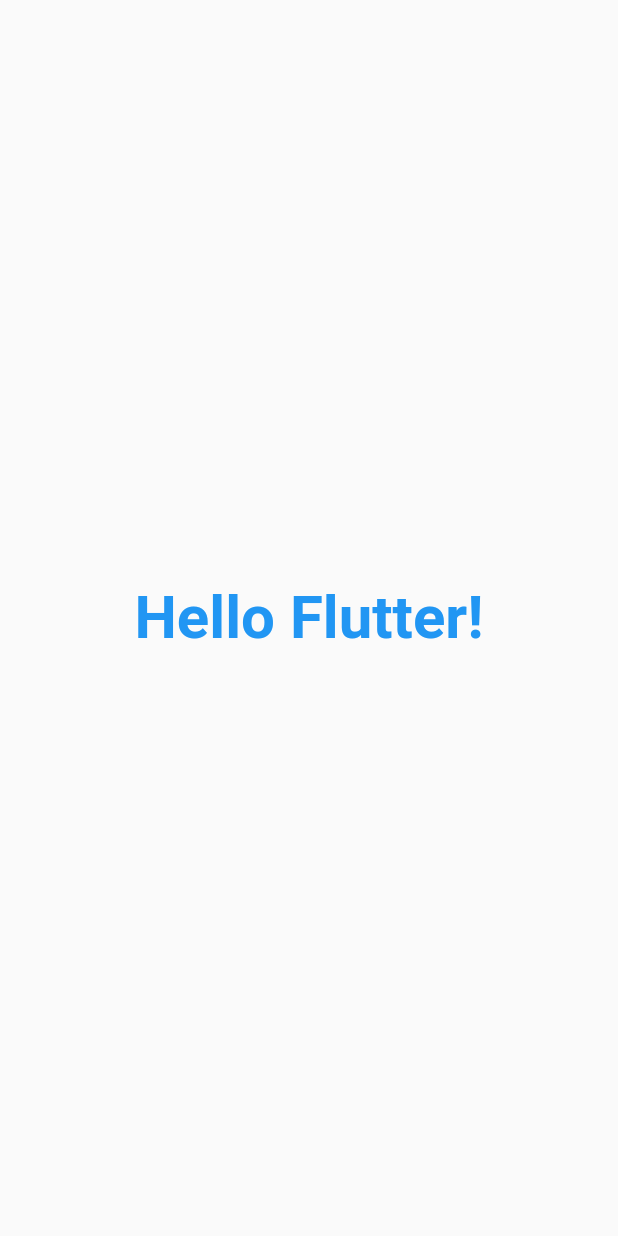
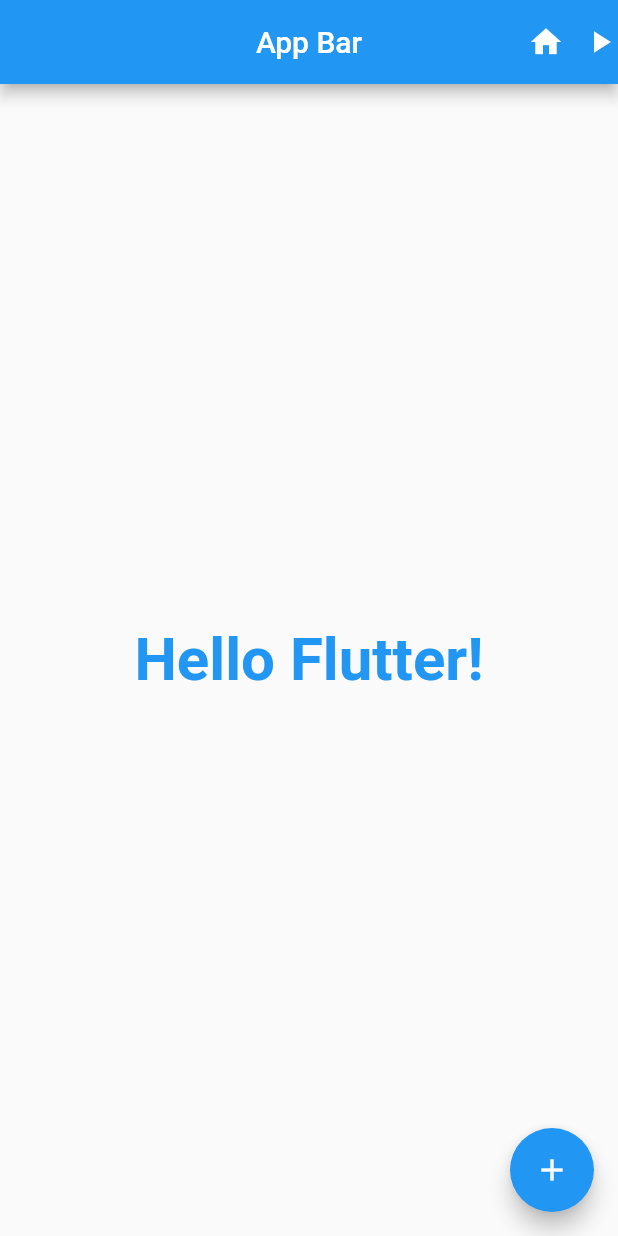
Before and after one commit to rachel-park-dev/my_flutter_project, a Flutter app: the screen it shows after launch, on a phone screen of 412 x 824 dp. Run offline on Flutter 3.47's test engine with Material 2 defaults, Android fonts, the phone set to English and light mode, and no system bars.

Commit message:
#feat materialApp, Scaffold Widget practice.

```diff
--- a/lib/main.dart
+++ b/lib/main.dart
@@ -8,7 +8,6 @@
 /// Scaffold : 화면의 기본 레이아웃 - 도화지
 /// SafeArea : 화면의 안전한 영역 - 도화지의 안쪽 영역
 
-/// 단축키 stless : stateless 위젯 생성
 class TextWidget extends StatelessWidget {
   const TextWidget({super.key});
 
@@ -16,14 +15,33 @@
   Widget build(BuildContext context) {
     return SafeArea(
       child: Scaffold(
-        body: Center(
-          child: Text(
-            'Hello Flutter!',
-            style: TextStyle(
-                fontSize: 40, color: Colors.blue, fontWeight: FontWeight.bold),
+          appBar: AppBar(
+            actions: [
+              IconButton(
+                  icon: Icon(Icons.home),
+                  onPressed: () {
+                    print('home button pressed');
+                  }),
+              Icon(Icons.play_arrow),
+            ],
+            centerTitle: true,
+            title: const Text('App Bar'),
           ),
-        ),
-      ),
+          body: Center(
+            child: Text(
+              'Hello Flutter!',
+              style: TextStyle(
+                  fontSize: 40,
+                  color: Colors.blue,
+                  fontWeight: FontWeight.bold),
+            ),
+          ),
+          floatingActionButton: FloatingActionButton(
+            onPressed: () {
+              print('floating button pressed');
+            },
+            child: Icon(Icons.add),
+          )),
     );
   }
 }
```
